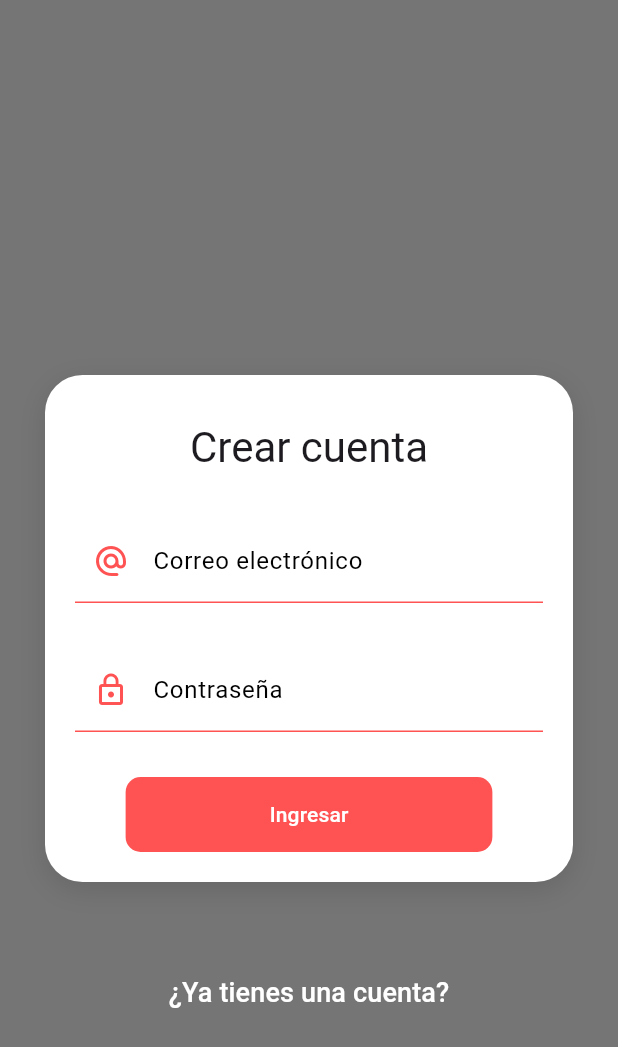
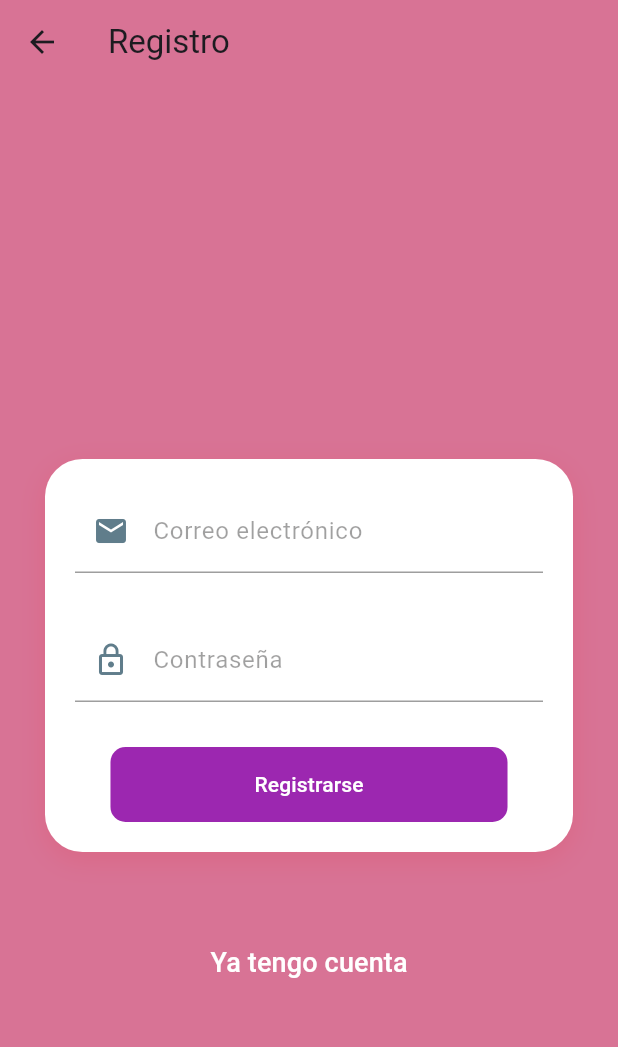
Before and after one commit to Faby99Rodriguez/login, a Flutter app: the RegisterScreen screen opened by its route, on a phone screen of 412 x 824 dp. Shown: the top 1047 px of the screen. Run offline on Flutter 3.47's test engine with Material 3 defaults, Android fonts, the phone set to English and light mode, and no system bars; our stand-ins replace flutter_secure_storage; accounts and stored records are empty.

Commit message:
diseño listo

```diff
--- a/lib/Pages/register_screen.dart
+++ b/lib/Pages/register_screen.dart
@@ -10,6 +10,11 @@ class RegisterScreen extends StatelessWidget {
   @override
   Widget build(BuildContext context) {
     return Scaffold(
+      appBar: AppBar(
+        title: Text('Registro'),
+        backgroundColor: Colors.transparent,
+        elevation: 0,
+      ),
         body: Container(
             child: SingleChildScrollView(
       child: Column(
@@ -18,10 +23,10 @@ class RegisterScreen extends StatelessWidget {
           CardContainer(
               child: Column(
             children: [
-              SizedBox(height: 10),
-              Text('Crear cuenta',
-                  style: Theme.of(context).textTheme.headline4),
-              SizedBox(height: 30),
+              // SizedBox(height: 10),
+              // Text('Crear cuenta',
+              //    style: Theme.of(context).textTheme.headlineMedium),
+              //  SizedBox(height: 30),
               ChangeNotifierProvider(
                   create: (_) => LoginFormProvider(), child: _LoginForm())
             ],
@@ -34,15 +39,16 @@ class RegisterScreen extends StatelessWidget {
                       Colors.redAccent.withOpacity(0.1)),
                   shape: MaterialStateProperty.all(StadiumBorder())),
               child: Text(
-                '¿Ya tienes una cuenta?',
+                'Ya tengo cuenta',
                 style: TextStyle(fontSize: 18, color: Colors.white),
               )),
           SizedBox(height: 50),
-        ],
+       ],
       ),
     )));
   }
 }
+
 
 class _LoginForm extends StatelessWidget {
   @override
@@ -59,9 +65,9 @@ class _LoginForm extends StatelessWidget {
               autocorrect: false,
               keyboardType: TextInputType.emailAddress,
               decoration: InputDecorations.authInputDecoration(
-                  hintText: 'john.doe@gmail.com',
+                  //hintText: 'john.doe@gmail.com',
                   labelText: 'Correo electrónico',
-                  prefixIcon: Icons.alternate_email_rounded),
+                  prefixIcon: Icons.email),//alternate_email_rounded
               onChanged: (value) => loginForm.email = value,
               validator: (value) {
                 String pattern =
@@ -79,7 +85,7 @@ class _LoginForm extends StatelessWidget {
               obscureText: true,
               keyboardType: TextInputType.emailAddress,
               decoration: InputDecorations.authInputDecoration(
-                  hintText: '*****',
+                  //hintText: '*****',
                   labelText: 'Contraseña',
                   prefixIcon: Icons.lock_outline),
               onChanged: (value) => loginForm.password = value,
@@ -95,11 +101,11 @@ class _LoginForm extends StatelessWidget {
                     borderRadius: BorderRadius.circular(10)),
                 disabledColor: Colors.grey,
                 elevation: 0,
-                color: Colors.redAccent,
+                color: Colors.purple,
                 child: Container(
                     padding: EdgeInsets.symmetric(horizontal: 80, vertical: 15),
                     child: Text(
-                      loginForm.isLoading ? 'Espere' : 'Ingresar',
+                      loginForm.isLoading ? 'Ingresando' : 'Registrarse',
                       style: TextStyle(color: Colors.white),
                     )),
                 onPressed: loginForm.isLoading
--- a/lib/main.dart
+++ b/lib/main.dart
@@ -42,7 +42,7 @@ class MyApp extends StatelessWidget {
             floatingActionButtonTheme: const FloatingActionButtonThemeData(
                 backgroundColor: Colors.redAccent, elevation: 0))*/
       theme: ThemeData.light().copyWith(
-          scaffoldBackgroundColor: Colors.black54,
+          scaffoldBackgroundColor: Color.fromARGB(255, 216, 115, 149),
           appBarTheme: const AppBarTheme(elevation: 0, color: Colors.redAccent),
           floatingActionButtonTheme: const FloatingActionButtonThemeData(
               backgroundColor: Colors.redAccent, elevation: 0)),
--- a/lib/ui/input_decorations.dart
+++ b/lib/ui/input_decorations.dart
@@ -2,30 +2,30 @@ import 'package:flutter/material.dart';
 
 class InputDecorations {
   static InputDecoration authInputDecoration({
-    required String hintText,
+    //required String hintText,
     required String labelText,
     IconData? prefixIcon,
   }) {
     return InputDecoration(
         enabledBorder: const UnderlineInputBorder(
           borderSide: BorderSide(
-            color: Colors.redAccent,
+            color: Colors.grey,
           ),
         ),
         focusedBorder: const UnderlineInputBorder(
             borderSide: BorderSide(
-          color: Colors.redAccent,
+          color: Colors.grey,
           width: 2,
         )),
-        hintText: hintText,
+       // hintText: hintText,
         labelText: labelText,
         labelStyle: const TextStyle(
-          color: Colors.black,
+          color: Color.fromARGB(100, 14, 13, 13),
         ),
         prefixIcon: prefixIcon != null
             ? Icon(
                 prefixIcon,
-                color: Colors.redAccent,
+                color: Colors.blueGrey,
               )
             : null);
   }
--- a/lib/widgets/auth_background.dart
+++ b/lib/widgets/auth_background.dart
@@ -29,7 +29,7 @@ class _HeaderIcon extends StatelessWidget {
       child: Container(
         width: double.infinity,
         margin: const EdgeInsets.only(top: 30),
-        child: const Icon(Icons.person_pin, color: Colors.white, size: 100),
+        child: const Icon(Icons.person_add_alt, color: Colors.white, size: 100),//estaba el icono de person_pin y lo cambié
       ),
     );
   }
--- a/lib/widgets/card_container.dart
+++ b/lib/widgets/card_container.dart
@@ -23,7 +23,7 @@ class CardContainer extends StatelessWidget {
           borderRadius: BorderRadius.circular(25),
           boxShadow: const [
             BoxShadow(
-              color: Colors.black12,
+              color: Color.fromARGB(31, 235, 16, 16),
               blurRadius: 15,
               offset: Offset(0, 5),
             )
```
Also changed, not shown: lib/Pages/login_screen.dart (+15 -8 lines).
